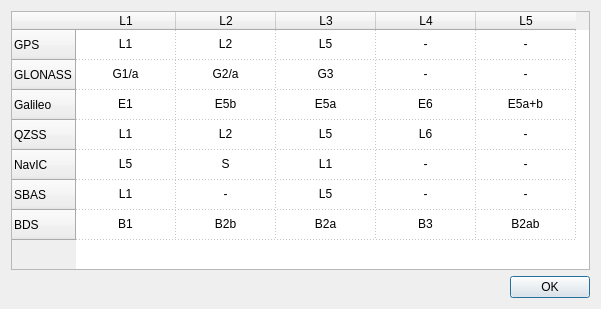
rtklibexplorer/RTKLIB, file app/qtapp/appcmn_qt/freqdlg.ui: the form before one commit.
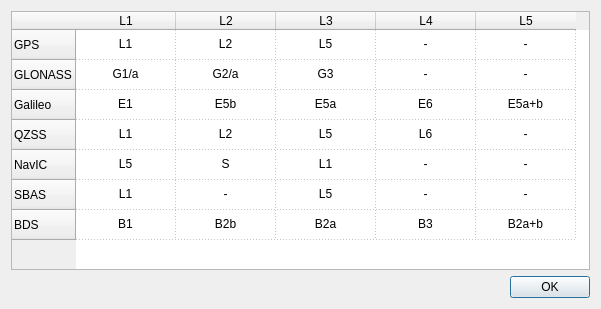
The form after the commit.

Commit message: Changed name of BeiDou-3 ACE-BOC for consistency with Galileo Alt-BOC

Diff of the .ui file:
```diff
--- a/app/qtapp/appcmn_qt/freqdlg.ui
+++ b/app/qtapp/appcmn_qt/freqdlg.ui
@@ -386,7 +386,7 @@
      </item>
      <item row="6" column="4">
       <property name="text">
-       <string>B2ab</string>
+       <string>B2a+b</string>
       </property>
       <property name="textAlignment">
        <set>AlignCenter</set>
```
